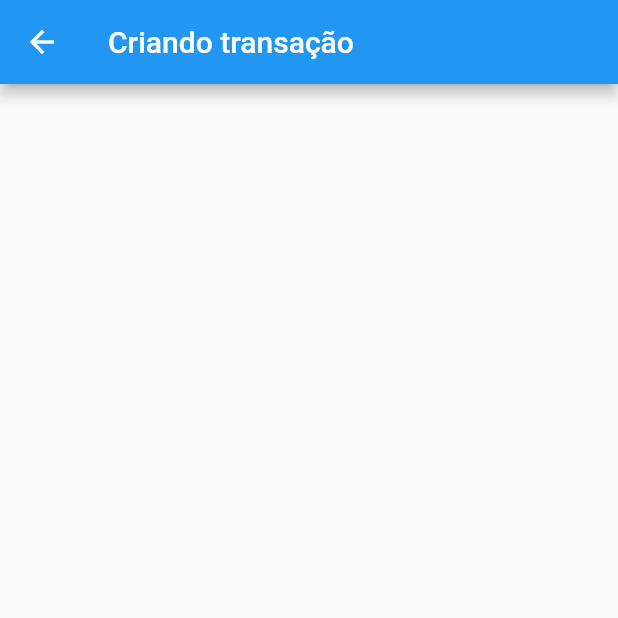
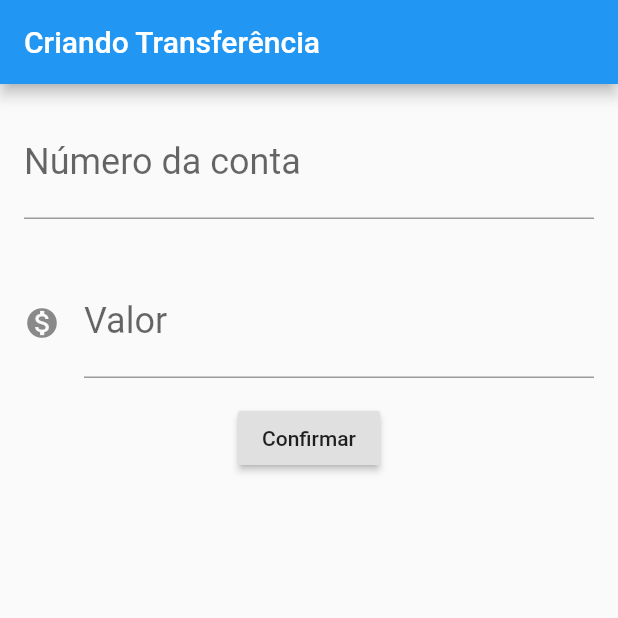
Before and after one commit to wiliamtaesunglee/flutter-bytebank, a Flutter app: the FormularioTransferencia screen opened directly, on a phone screen of 412 x 824 dp, the top half of it. Run offline on Flutter 3.47's test engine with Material 2 defaults, Android fonts, the phone set to English and light mode, and no system bars.

Commit message:
feat: creaçao de dados com tipos int e double

```diff
--- a/lib/main.dart
+++ b/lib/main.dart
@@ -4,7 +4,7 @@ void main() => runApp(BytebankApp());
 
 class BytebankApp extends StatelessWidget {
   Widget build(BuildContext context) {
-    return MaterialApp(home: ListaDeTransferencia());
+    return MaterialApp(home: FormularioTransferencia());
   }
 }
 
@@ -24,7 +24,11 @@ class ListaDeTransferencia extends StatelessWidget {
         ItemTransferencia(Transferencia(399, 4949494)),
         ItemTransferencia(Transferencia(349, 4949494)),
         ItemTransferencia(Transferencia(349, 4949494)),
-        ]));
+      ]),
+      floatingActionButton: FloatingActionButton(
+        child: Icon(Icons.add),
+      ),
+    );
   }
 }
 
@@ -33,6 +37,11 @@ class Transferencia {
   final int numeroConta;
 
   Transferencia(this.valor, this.numeroConta);
+
+  @override
+  String toString() {
+    return 'Transferencia{valor: $valor, numeroConta: $numeroConta}';
+  }
 }
 
 class ItemTransferencia extends StatelessWidget {
@@ -51,8 +60,61 @@ class ItemTransferencia extends StatelessWidget {
 }
 
 class FormularioTransferencia extends StatelessWidget {
+  final TextEditingController _controladorCampoNumeroConta =
+      TextEditingController();
+  final TextEditingController _controladorCampoValor = TextEditingController();
+
   @override
   Widget build(BuildContext context) {
-    return Scaffold(appBar: Header('Criando transação'));
+    return Scaffold(
+      appBar: AppBar(
+        title: Text('Criando Transferência'),
+      ),
+      body: Column(
+        children: <Widget>[
+          Padding(
+            padding: const EdgeInsets.all(16.0),
+            child: TextField(
+              controller: _controladorCampoNumeroConta,
+              style: TextStyle(
+                fontSize: 24.0,
+              ),
+              decoration: InputDecoration(
+                labelText: 'Número da conta',
+                hintText: '0000',
+              ),
+              keyboardType: TextInputType.number,
+            ),
+          ),
+          Padding(
+            padding: const EdgeInsets.all(16.0),
+            child: TextField(
+              controller: _controladorCampoValor,
+              style: TextStyle(
+                fontSize: 24.0,
+              ),
+              decoration: InputDecoration(
+                icon: Icon(Icons.monetization_on),
+                labelText: 'Valor',
+                hintText: '0000',
+              ),
+              keyboardType: TextInputType.number,
+            ),
+          ),
+          RaisedButton(
+            child: Text('Confirmar'),
+            onPressed: () {
+              final int numeroConta =
+                  int.tryParse(_controladorCampoNumeroConta.text);
+              final double valor = double.tryParse(_controladorCampoValor.text);
+              if (numeroConta != null && valor != null) {
+                final transferenciaCriada = Transferencia(valor, numeroConta);
+                debugPrint('$transferenciaCriada');
+              }
+            },
+          ),
+        ],
+      ),
+    );
   }
 }
```
Lines whose indentation alone changed are shown as unchanged.
